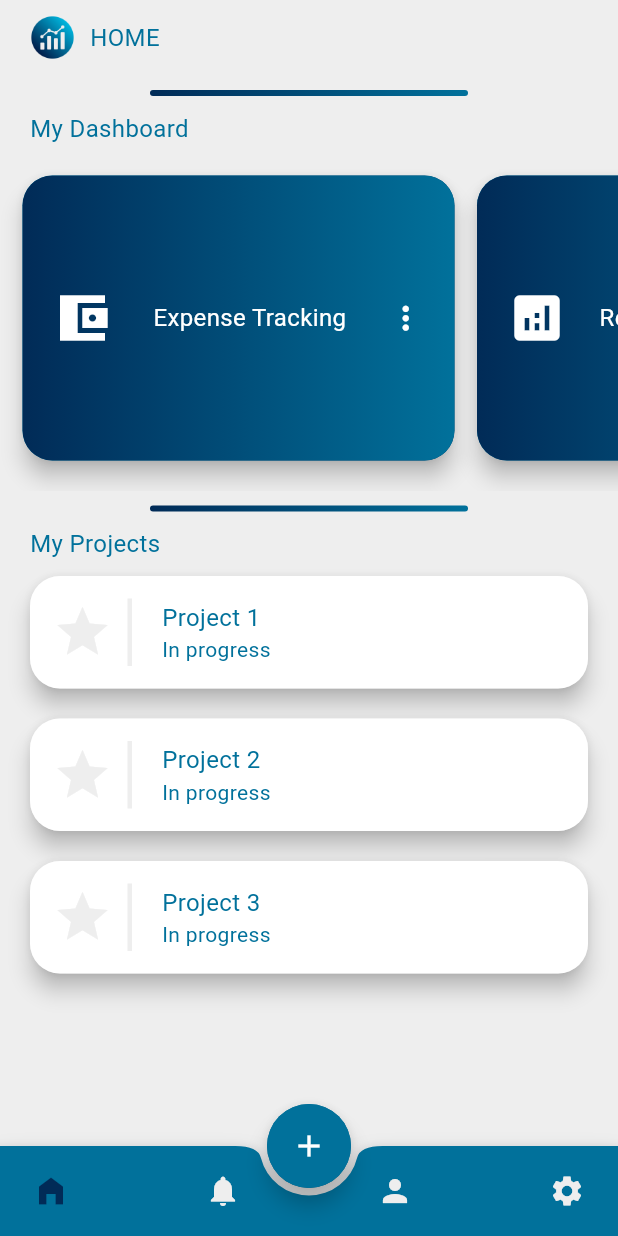
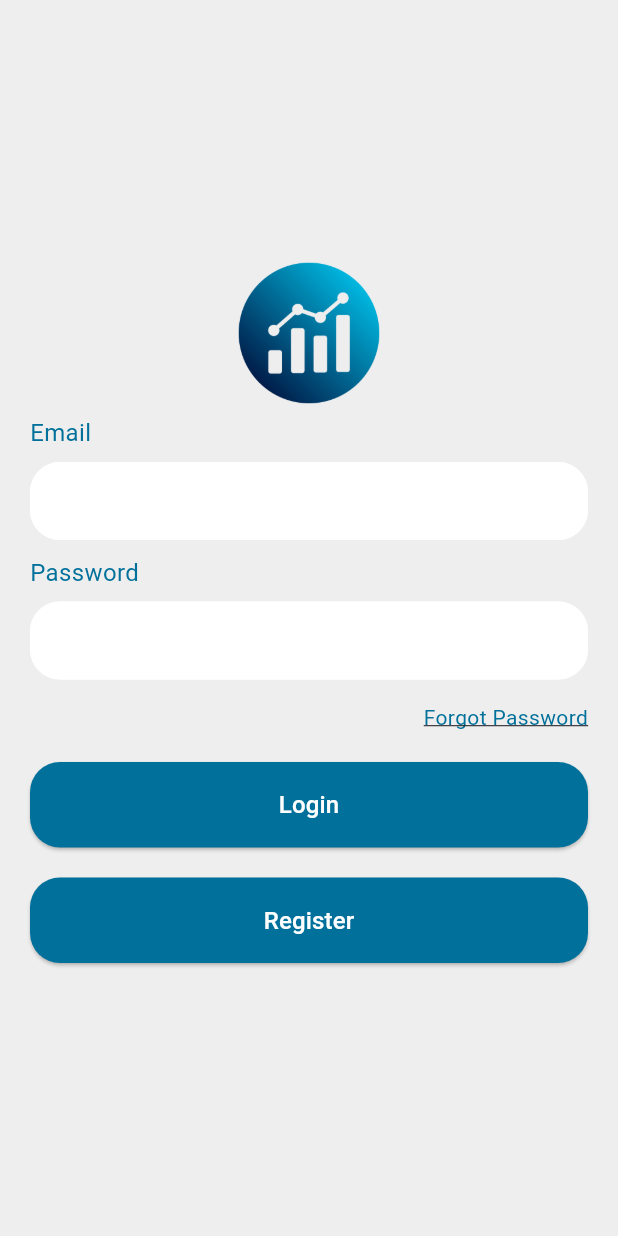
Before and after one commit to gaddie/project_manager, a Flutter app: the screen it shows after launch, on a phone screen of 412 x 824 dp. Run offline on Flutter 3.47's test engine with Material 3 defaults, Android fonts, the phone set to English and light mode, and no system bars; our stand-ins replace delayed_display, firebase_core, fl_chart; accounts and stored records are empty.

Commit message:
adding login screen

```diff
--- a/lib/Components/InputField.dart
+++ b/lib/Components/InputField.dart
@@ -2,8 +2,9 @@ import 'package:flutter/material.dart';
 import 'package:project_manager/Constants.dart';
 
 class InputField extends StatelessWidget {
-  InputField({required this.label});
+  InputField({required this.label, this.password = false});
   String label;
+  bool password;
 
   @override
   Widget build(BuildContext context) {
@@ -23,20 +24,21 @@ class InputField extends StatelessWidget {
               height:
                   8.0), // Add some spacing between the label and the TextField
           TextField(
+            obscureText: password,
             decoration: InputDecoration(
               contentPadding:
                   EdgeInsets.symmetric(vertical: 14.0, horizontal: 16.0),
               filled: true, // Set to true for a filled input field
               fillColor: kLightColor, // Specify the background color
               border: OutlineInputBorder(
-                borderRadius: BorderRadius.circular(10.0),
+                borderRadius: BorderRadius.circular(20.0),
               ),
               enabledBorder: OutlineInputBorder(
-                borderRadius: BorderRadius.circular(10.0),
+                borderRadius: BorderRadius.circular(20.0),
                 borderSide: BorderSide(color: kLightColor),
               ),
               focusedBorder: OutlineInputBorder(
-                borderRadius: BorderRadius.circular(10.0),
+                borderRadius: BorderRadius.circular(20.0),
                 borderSide: BorderSide(color: kDarkColor),
               ),
             ),
--- /dev/null
+++ b/lib/Screens/LoginScreen.dart
@@ -0,0 +1,89 @@
+import 'package:flutter/cupertino.dart';
+import 'package:flutter/material.dart';
+import 'package:flutter/widgets.dart';
+import 'package:project_manager/Components/InputField.dart';
+import 'package:project_manager/Components/CustomButton.dart';
+import 'package:project_manager/Constants.dart';
+import 'package:project_manager/HomePage.dart';
+
+class LoginScreen extends StatefulWidget {
+  const LoginScreen({Key? key}) : super(key: key);
+
+  @override
+  State<LoginScreen> createState() => _LoginScreenState();
+}
+
+class _LoginScreenState extends State<LoginScreen> {
+  @override
+  Widget build(BuildContext context) {
+    return Scaffold(
+      backgroundColor: kBgLightColor,
+      body: SafeArea(
+        child: Center(
+          child: ListView(
+            shrinkWrap: true,
+            children: [
+              Column(
+                mainAxisAlignment: MainAxisAlignment.center,
+                crossAxisAlignment: CrossAxisAlignment.stretch,
+                children: [
+                  Hero(
+                    tag: 'logo',
+                    child: Image(
+                      image: AssetImage('images/logo.png'),
+                      height: 100,
+                      width: 100,
+                    ),
+                  ),
+                  InputField(label: 'Email'),
+                  InputField(
+                    label: 'Password',
+                    password: true,
+                  ),
+                  Padding(
+                    padding: EdgeInsets.symmetric(vertical: 10, horizontal: 20),
+                    child: Align(
+                      alignment: Alignment.centerRight,
+                      child: GestureDetector(
+                        onTap: () {},
+                        child: Text(
+                          'Forgot Password',
+                          style: TextStyle(
+                            color: kBottomAppColor,
+                            decoration: TextDecoration.underline,
+                          ),
+                        ),
+                      ),
+                    ),
+                  ),
+                  CustomButton(
+                    txtColor: kLightColor,
+                    bgColor: kBottomAppColor,
+                    callBackFunction: () {
+                      Navigator.push(
+                        context,
+                        MaterialPageRoute(builder: (context) => HomePage()),
+                      );
+                    },
+                    label: 'Login',
+                  ),
+                  CustomButton(
+                    txtColor: kLightColor,
+                    bgColor: kBottomAppColor,
+                    callBackFunction: () {
+                      Navigator.push(
+                        context,
+                        MaterialPageRoute(builder: (context) => HomePage()),
+                      );
+                    },
+                    label: 'Register',
+                  ),
+                ],
+              ),
+            ],
+          ),
+        ),
+      ),
+    );
+  }
+}
--- a/lib/main.dart
+++ b/lib/main.dart
@@ -1,7 +1,13 @@
+import 'package:firebase_core/firebase_core.dart';
 import 'package:flutter/material.dart';
-import 'package:project_manager/HomePage.dart';
+import 'firebase_options.dart';
+import 'package:project_manager/Screens/LoginScreen.dart';
 
-void main() {
+Future<void> main() async {
+  WidgetsFlutterBinding.ensureInitialized();
+  await Firebase.initializeApp(
+    options: DefaultFirebaseOptions.currentPlatform,
+  );
   runApp(MyApp());
 }
 
@@ -13,7 +19,7 @@ class MyApp extends StatelessWidget {
     return MaterialApp(
       initialRoute: '/',
       routes: {
-        '/': (context) => HomePage(),
+        '/': (context) => LoginScreen(),
       },
     );
   }
--- a/pubspec.yaml
+++ b/pubspec.yaml
@@ -16,6 +16,9 @@ dependencies:
   animations: ^2.0.10
   delayed_display: ^2.0.0
   fl_chart: ^0.66.0
+  firebase_core: ^2.25.4
+#  firebase_auth: ^4.17.5
+#  cloud_firestore: ^4.15.5
 
 dev_dependencies:
   flutter_test:
```
Also changed, not shown: lib/HomePage.dart (+19 -5 lines), lib/firebase_options.dart (added), pubspec.lock, 20 other files.
